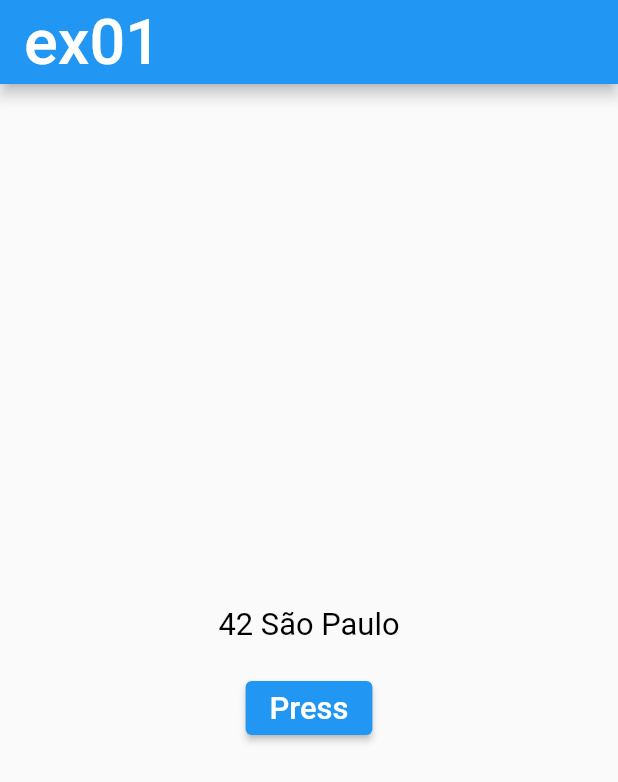
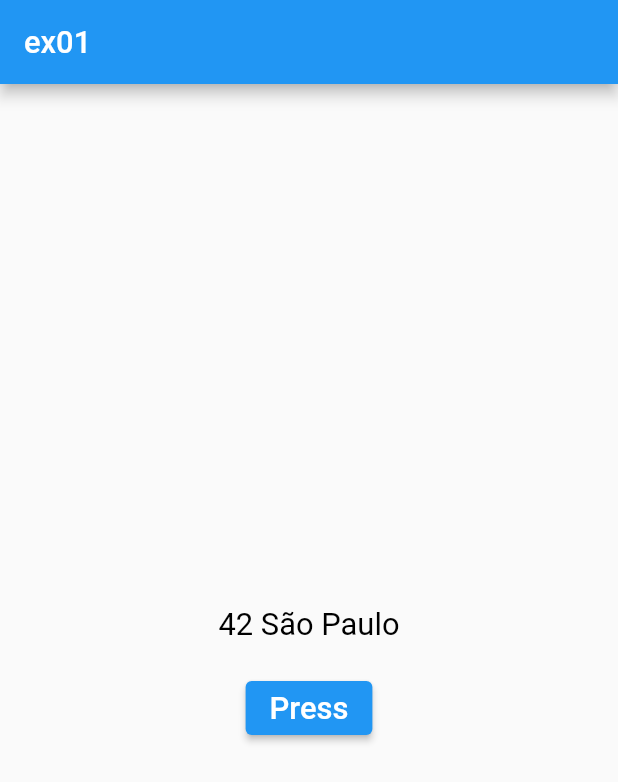
Before and after one commit to DaviPrograme/Flutter_start_42, a Flutter app: the screen it shows after launch, on a phone screen of 412 x 824 dp. Shown: the top 782 px of the screen. Run offline on Flutter 3.47's test engine with Material 2 defaults, Android fonts, the phone set to English and light mode, and no system bars; our stand-ins replace auto_size_text.

Commit message:
deixando o tamanho do titulo do ex01 responsivo também

```diff
--- a/ex01/lib/main.dart
+++ b/ex01/lib/main.dart
@@ -23,7 +23,7 @@ class StateHello42 extends State<Hello42>{
 
     return MaterialApp(
       home: Scaffold(
-        appBar: AppBar( title: Text("ex01", style: TextStyle(fontSize: 42))),
+        appBar: AppBar( title: Text("ex01", style: TextStyle(fontSize: sizeFont))),
         body: Center(
           child: Column(
             mainAxisSize: MainAxisSize.max,
```
